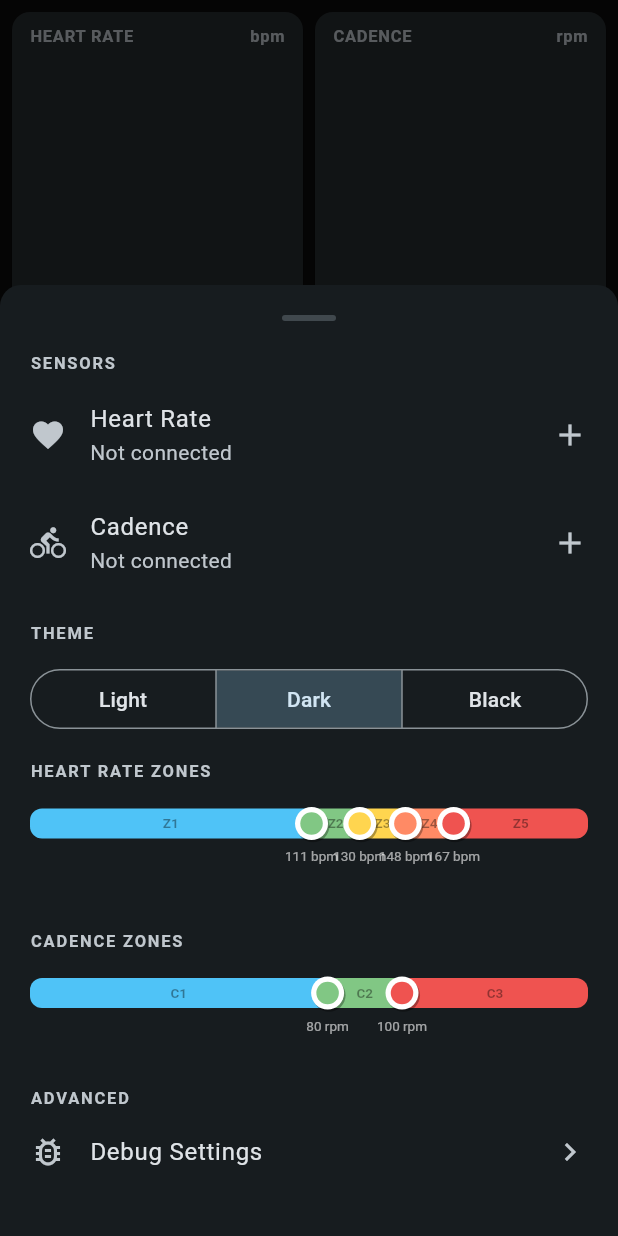
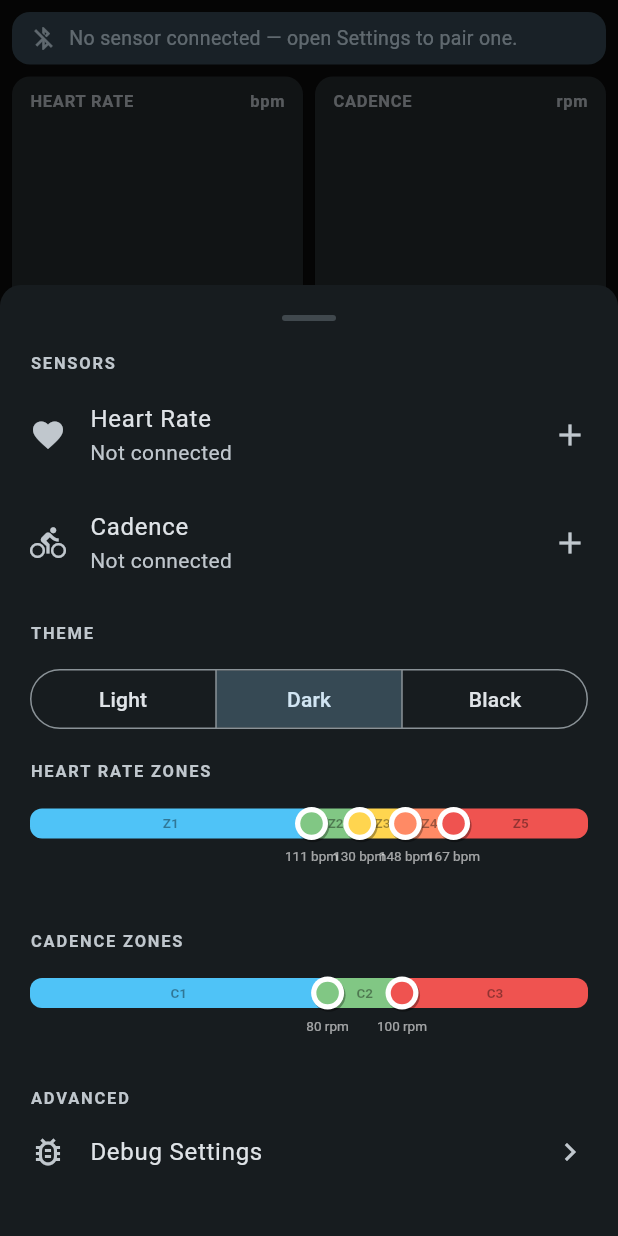
Before and after one commit to FreezeManny/PaceStrip, a Flutter app: the screen it shows after launch, after a tap on "Settings", on a phone screen of 412 x 824 dp. Run offline on Flutter 3.47's test engine with Material 3 defaults, Android fonts, the phone set to English and light mode, and no system bars; our stand-ins replace flutter_blue_plus, permission_handler, shared_preferences.

Commit message:
fix: enhance themes and dashboard sensor connectivity indicators

```diff
--- a/lib/models/app_theme.dart
+++ b/lib/models/app_theme.dart
@@ -22,8 +22,8 @@ ThemeData buildLightTheme() => ThemeData(
     );
 
 /// Builds the dark theme. When [oled] is true the scaffold background is pure
-/// black for OLED power saving; cards keep their elevated surface color so they
-/// stay legible against it.
+/// black for OLED power saving; cards turn pure black too and gain an outline
+/// (see [cardStyle]) so they stay legible without a grey surface.
 ThemeData buildDarkTheme({bool oled = false}) => ThemeData(
       brightness: Brightness.dark,
       colorScheme: ColorScheme.fromSeed(
@@ -34,3 +34,19 @@ ThemeData buildDarkTheme({bool oled = false}) => ThemeData(
           oled ? Colors.black : const Color(0xFF0A0A0A),
       useMaterial3: true,
     );
+
+/// Surface color and shape for cards in the current theme. In the true-black
+/// (OLED) theme cards are pure black with an outline, so they read as cards
+/// without lifting to a grey surface; otherwise they use the elevated surface.
+({Color color, ShapeBorder shape}) cardStyle(BuildContext context) {
+  final theme = Theme.of(context);
+  final scheme = theme.colorScheme;
+  final isBlack = theme.scaffoldBackgroundColor == Colors.black;
+  return (
+    color: isBlack ? Colors.black : scheme.surfaceContainerHigh,
+    shape: RoundedRectangleBorder(
+      borderRadius: BorderRadius.circular(12),
+      side: isBlack ? BorderSide(color: scheme.outlineVariant) : BorderSide.none,
+    ),
+  );
+}
--- a/lib/services/ble/ble_sensor_manager.dart
+++ b/lib/services/ble/ble_sensor_manager.dart
@@ -50,6 +50,10 @@ class BleSensorManager extends ChangeNotifier {
   bool _disposed = false;
 
   SensorConnection connection(SensorRole role) => _conns[role]!;
+
+  /// True once at least one sensor of any role is connected. Drives the
+  /// "no sensor connected" hint on the dashboard.
+  bool get anyConnected => _conns.values.any((c) => c.isConnected);
 
   /// Live scan results from `flutter_blue_plus`.
   Stream<List<ScanResult>> get scanResults => FlutterBluePlus.onScanResults;
--- a/lib/widgets/dashboard.dart
+++ b/lib/widgets/dashboard.dart
@@ -2,6 +2,7 @@ import 'package:flutter/material.dart';
 import 'package:provider/provider.dart';
 import '../models/zone_config.dart';
 import '../providers/stats_provider.dart';
+import '../services/ble/ble_sensor_manager.dart';
 import 'graph_card.dart';
 import 'metric_card.dart';
 import 'settings_panel.dart';
@@ -28,6 +29,7 @@ class Dashboard extends StatelessWidget {
   @override
   Widget build(BuildContext context) {
     final stats = context.watch<StatsProvider>();
+    final sensorsConnected = context.watch<BleSensorManager>().anyConnected;
     final latest = stats.latest;
     // 0 = no value: ZoneSegmentBar lights nothing and the graph falls back to
     // a neutral color, so missing data reads as blank rather than zone 1.
@@ -42,6 +44,7 @@ class Dashboard extends StatelessWidget {
           padding: const EdgeInsets.all(4),
           child: Column(
             children: [
+              if (!sensorsConnected) const _NoSensorBanner(),
               Expanded(
                 flex: 3,
                 child: Row(
@@ -117,3 +120,40 @@ class Dashboard extends StatelessWidget {
     );
   }
 }
+
+/// Short hint shown on the dashboard while no sensor is connected, so blank
+/// "---" metrics read as "nothing paired yet" rather than a malfunction.
+class _NoSensorBanner extends StatelessWidget {
+  const _NoSensorBanner();
+
+  @override
+  Widget build(BuildContext context) {
+    final scheme = Theme.of(context).colorScheme;
+    return Padding(
+      padding: const EdgeInsets.all(4),
+      child: Container(
+        padding: const EdgeInsets.symmetric(horizontal: 12, vertical: 8),
+        decoration: BoxDecoration(
+          color: scheme.secondaryContainer,
+          borderRadius: BorderRadius.circular(12),
+        ),
+        child: Row(
+          children: [
+            Icon(Icons.bluetooth_disabled,
+                size: 18, color: scheme.onSecondaryContainer),
+            const SizedBox(width: 8),
+            Expanded(
+              child: Text(
+                'No sensor connected — open Settings to pair one.',
+                style: TextStyle(
+                  color: scheme.onSecondaryContainer,
+                  fontSize: 13,
+                ),
+              ),
+            ),
+          ],
+        ),
+      ),
+    );
+  }
+}
--- a/lib/widgets/graph_card.dart
+++ b/lib/widgets/graph_card.dart
@@ -1,4 +1,5 @@
 import 'package:flutter/material.dart';
+import '../models/app_theme.dart';
 import 'sparkline_painter.dart';
 
 /// Graph card: small label on top, sparkline of the metric history below,
@@ -22,11 +23,12 @@ class GraphCard extends StatelessWidget {
   @override
   Widget build(BuildContext context) {
     final scheme = Theme.of(context).colorScheme;
+    final card = cardStyle(context);
 
     return Card(
       margin: const EdgeInsets.all(4),
-      color: scheme.surfaceContainerHigh,
-      shape: RoundedRectangleBorder(borderRadius: BorderRadius.circular(12)),
+      color: card.color,
+      shape: card.shape,
       child: Padding(
         padding: const EdgeInsets.symmetric(horizontal: 12, vertical: 8),
         child: Column(
--- a/lib/widgets/metric_card.dart
+++ b/lib/widgets/metric_card.dart
@@ -1,4 +1,6 @@
 import 'package:flutter/material.dart';
+
+import '../models/app_theme.dart';
 
 /// Value card: one chrome line (label left, unit right), a number that
 /// fills the remaining height, and a zone segment bar along the bottom.
@@ -23,6 +25,7 @@ class MetricCard extends StatelessWidget {
   @override
   Widget build(BuildContext context) {
     final scheme = Theme.of(context).colorScheme;
+    final card = cardStyle(context);
     final labelStyle = TextStyle(
       color: scheme.onSurfaceVariant,
       fontSize: 11,
@@ -32,8 +35,8 @@ class MetricCard extends StatelessWidget {
 
     return Card(
       margin: const EdgeInsets.all(4),
-      color: scheme.surfaceContainerHigh,
-      shape: RoundedRectangleBorder(borderRadius: BorderRadius.circular(12)),
+      color: card.color,
+      shape: card.shape,
       child: Padding(
         padding: const EdgeInsets.symmetric(horizontal: 12, vertical: 8),
         child: Column(
```
